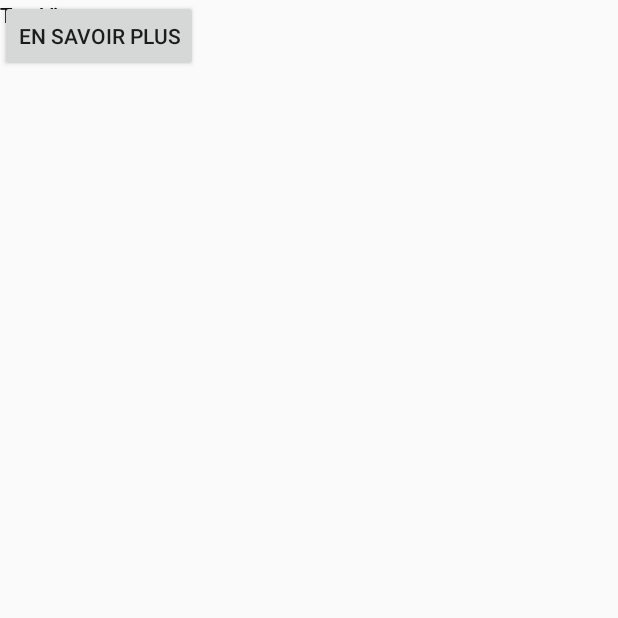
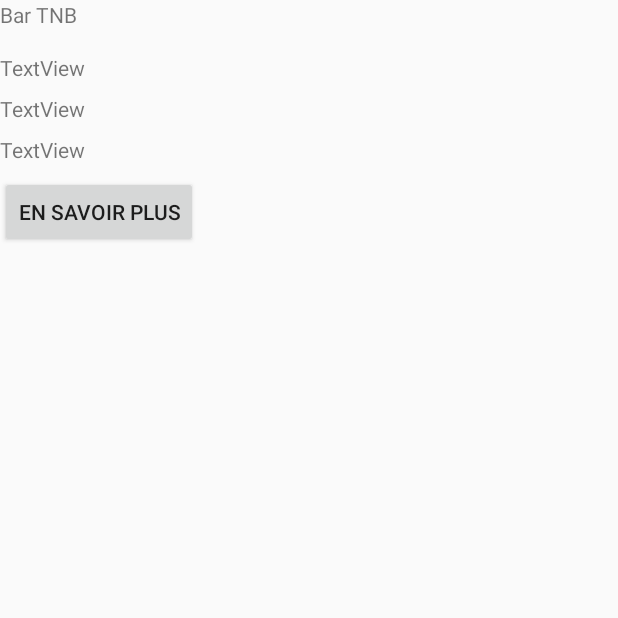
Before and after one commit to antoineabbou/app-afca-android, an Android app: the screen it shows after launch (DetailActivity), after a tap on "Les courts n°5", on a phone screen of 412 x 824 dp, the top half of it. Run offline under Robolectric (Android 15) with nearby library versions, the phone set to English and light mode, and no system bars.

Commit message:
detail activity detail element begin

```diff
--- a/app/src/main/java/com/example/pibbou/afca/repository/DataRepository.kt
+++ b/app/src/main/java/com/example/pibbou/afca/repository/DataRepository.kt
@@ -151,7 +151,7 @@ class DataRepository constructor(contextArg: Context) {
      */
 
     // Function to save places into each events
-    private fun findPlaceById(id:Int): Place? {
+    fun findPlaceById(id:Int): Place? {
         val result = places.filter { it.id == id }
 
         if (result.isNotEmpty()) {
--- a/app/src/main/java/com/example/pibbou/afca/ui/list/DetailActivity.kt
+++ b/app/src/main/java/com/example/pibbou/afca/ui/list/DetailActivity.kt
@@ -4,7 +4,11 @@ import android.support.v7.app.AppCompatActivity
 import android.os.Bundle
 import android.util.Log
 import android.widget.TextView
+import com.example.pibbou.afca.App
 import com.example.pibbou.afca.R
+import com.example.pibbou.afca.repository.DataRepository
+import com.example.pibbou.afca.repository.entity.Category
+import com.example.pibbou.afca.repository.entity.Place
 
 /**
  * Created by antoineabbou on 08/01/2018.
@@ -18,8 +22,15 @@ class DetailActivity : AppCompatActivity() {
         val intent = intent
         val id = intent.getIntExtra("id", 0)
 
-        val title: TextView = findViewById(R.id.eventTitle)
-        val excerpt : TextView = findViewById(R.id.eventExcerpt)
+        val dataRepository = App.sInstance!!.getDataRepository()
+        // Thanks to datarepo get all events
+        val place = dataRepository!!.findPlaceById(id)
+
+        val placeName = place?.name
+
+        val placeText: TextView = findViewById(R.id.eventTitle)
+
+        placeText.setText(placeName);
 
 
     }
--- a/app/src/main/res/layout/activity_detail.xml
+++ b/app/src/main/res/layout/activity_detail.xml
@@ -1,6 +1,7 @@
 <?xml version="1.0" encoding="utf-8"?>
 <android.support.constraint.ConstraintLayout
     xmlns:android="http://schemas.android.com/apk/res/android"
+    xmlns:app="http://schemas.android.com/apk/res-auto"
     xmlns:tools="http://schemas.android.com/tools"
     android:layout_width="match_parent"
     android:layout_height="match_parent">
@@ -17,31 +18,35 @@
         android:id="@+id/eventExcerpt"
         android:layout_width="wrap_content"
         android:layout_height="wrap_content"
+        android:layout_marginTop="16dp"
         android:text="TextView"
-        tools:layout_editor_absoluteX="16dp"
-        tools:layout_editor_absoluteY="51dp" />
+        app:layout_constraintTop_toBottomOf="@+id/eventTitle"
+        tools:layout_editor_absoluteX="16dp" />
 
     <TextView
         android:id="@+id/eventStart"
         android:layout_width="wrap_content"
         android:layout_height="wrap_content"
+        android:layout_marginTop="8dp"
         android:text="TextView"
-        tools:layout_editor_absoluteX="16dp"
-        tools:layout_editor_absoluteY="86dp" />
+        app:layout_constraintTop_toBottomOf="@+id/eventExcerpt"
+        tools:layout_editor_absoluteX="16dp" />
 
     <TextView
         android:id="@+id/eventEnd"
         android:layout_width="wrap_content"
         android:layout_height="wrap_content"
+        android:layout_marginTop="8dp"
         android:text="TextView"
-        tools:layout_editor_absoluteX="16dp"
-        tools:layout_editor_absoluteY="120dp" />
+        app:layout_constraintTop_toBottomOf="@+id/eventStart"
+        tools:layout_editor_absoluteX="16dp" />
 
     <Button
         android:id="@+id/button"
         android:layout_width="wrap_content"
         android:layout_height="wrap_content"
+        android:layout_marginTop="8dp"
         android:text="En savoir plus"
-        tools:layout_editor_absoluteX="16dp"
-        tools:layout_editor_absoluteY="151dp" />
+        app:layout_constraintTop_toBottomOf="@+id/eventEnd"
+        tools:layout_editor_absoluteX="16dp" />
 </android.support.constraint.ConstraintLayout>
```
